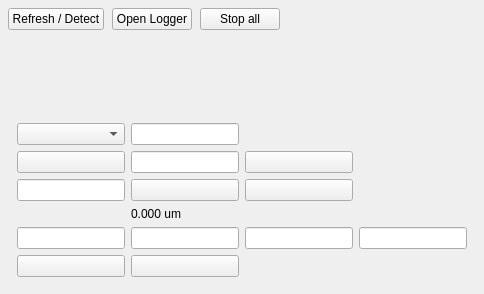
Above: thorKinesisPlugin/thorlabsKinesisPlugin_UI.ui from janlazer/UKE-thorKinesisPlugin before the change. Below: the same form after it.
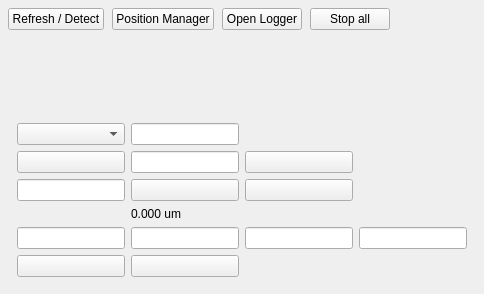
That is the form after the change.

Commit message: Add Thorlabs axis selection and position manager

Diff of the .ui file:
```diff
--- a/thorKinesisPlugin/thorlabsKinesisPlugin_UI.ui
+++ b/thorKinesisPlugin/thorlabsKinesisPlugin_UI.ui
@@ -32,6 +32,13 @@
                                 </property>
                             </widget>
                         </item>
+                        <item>
+                            <widget class="QPushButton" name="pushButton_positionManager">
+                                <property name="text">
+                                    <string>Position Manager</string>
+                                </property>
+                            </widget>
+                        </item>
                         <item>
                             <widget class="QPushButton" name="pushButton_logger">
                                 <property name="text">
```
The commit also changes 8 other files.
